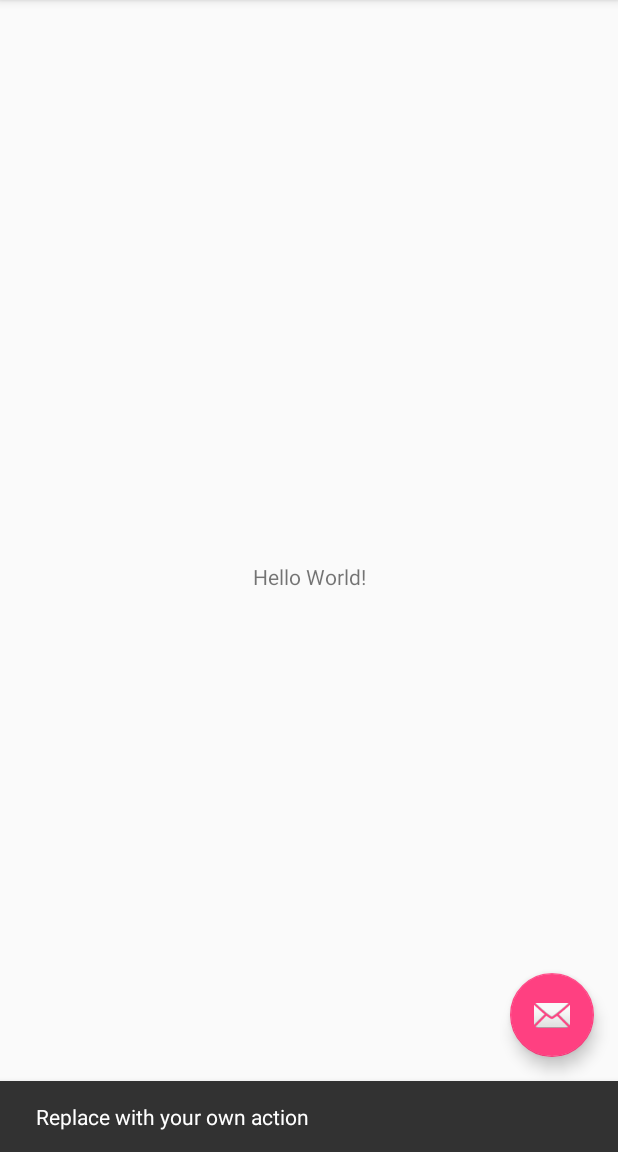
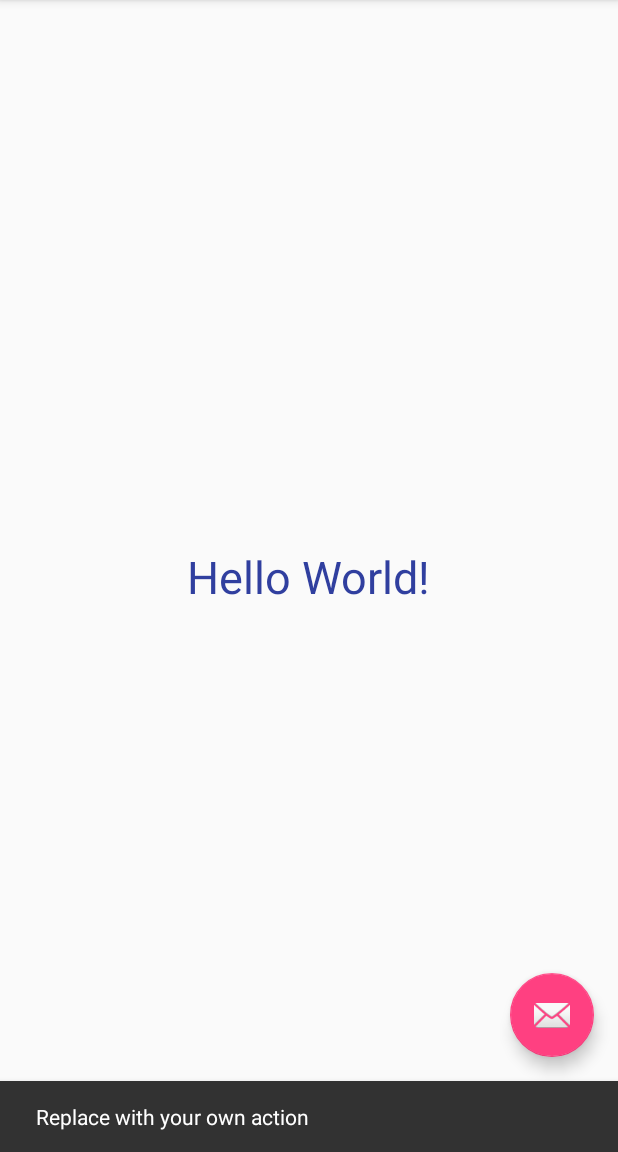
Before and after one commit to davidgaster/TestProject, an Android app: the screen it shows after launch (MainActivity), after a tap on an icon or button, on a phone screen of 412 x 824 dp, the part 84-1236 px from its top. Run offline under Robolectric (Android 15) with nearby library versions, the phone set to English and light mode, and no system bars.

Commit message:
Changed text color and size

```diff
--- a/app/src/main/java/cse110/testproject/MainActivity.java
+++ b/app/src/main/java/cse110/testproject/MainActivity.java
@@ -8,7 +8,7 @@ import android.support.v7.widget.Toolbar;
 import android.view.View;
 import android.view.Menu;
 import android.view.MenuItem;
-
+// Main activity
 public class MainActivity extends AppCompatActivity {
 
     @Override
--- a/app/src/main/res/layout/content_main.xml
+++ b/app/src/main/res/layout/content_main.xml
@@ -12,6 +12,8 @@
         android:layout_width="wrap_content"
         android:layout_height="wrap_content"
         android:text="Hello World!"
+        android:textColor="@color/colorPrimaryDark"
+        android:textSize="30dp"
         app:layout_constraintBottom_toBottomOf="parent"
         app:layout_constraintLeft_toLeftOf="parent"
         app:layout_constraintRight_toRightOf="parent"
```
